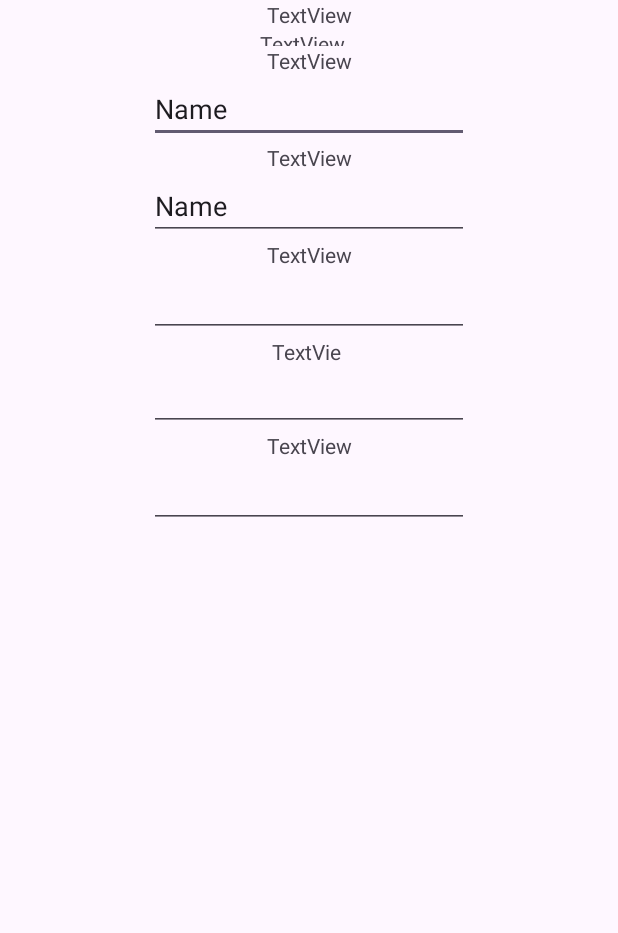
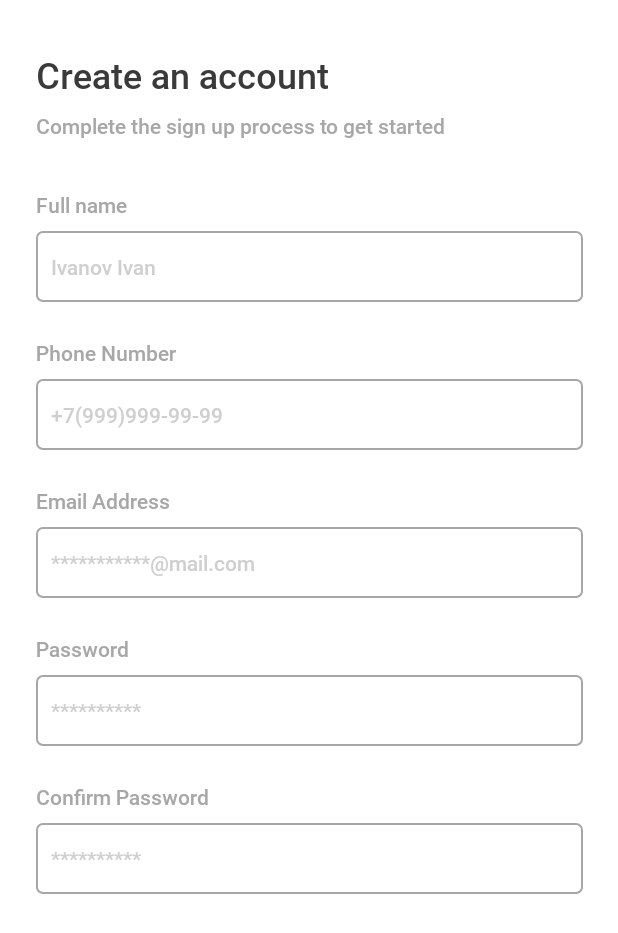
Before and after one commit to Jihiko4459/ExpressDem, an Android app: the SignUpActivity screen opened directly, with no data from a screen before it, on a phone screen of 412 x 824 dp. Shown: the top 933 px of the screen. Run offline under Robolectric (Android 15) with nearby library versions, the phone set to English and light mode, and no system bars.

Commit message:
sign up1

```diff
--- a/app/build.gradle.kts
+++ b/app/build.gradle.kts
@@ -38,7 +38,6 @@ android {
 dependencies {
 
     implementation ("com.github.bumptech.glide:glide:4.12.0")
-    implementation ("com.github.aabhasr1:OtpView:1.1.2")
     implementation ("com.squareup.okhttp3:logging-interceptor:3.9.0")
     implementation ("com.squareup.retrofit2:converter-gson:2.9.0")
     implementation ("com.squareup.retrofit2:retrofit:2.9.0")
--- a/app/src/main/java/com/example/rediexpress/MainActivity.kt
+++ b/app/src/main/java/com/example/rediexpress/MainActivity.kt
@@ -34,7 +34,7 @@ class MainActivity : AppCompatActivity() {
             override fun onFinish() {
 
                 if (skip==true){
-                    var intent= Intent(this@MainActivity, Holder::class.java)
+                    var intent= Intent(this@MainActivity, SignUpActivity::class.java)
                     startActivity(intent)
                 }else{
                     var intent= Intent(this@MainActivity, OnboardActivity::class.java)
--- /dev/null
+++ b/app/src/main/res/drawable/cb_checked.xml
@@ -0,0 +1,16 @@
+<vector xmlns:android="http://schemas.android.com/apk/res/android"
+    android:width="14dp"
+    android:height="14dp"
+    android:viewportWidth="14"
+    android:viewportHeight="14">
+  <path
+      android:pathData="M2,0L12,0A2,2 0,0 1,14 2L14,12A2,2 0,0 1,12 14L2,14A2,2 0,0 1,0 12L0,2A2,2 0,0 1,2 0z"
+      android:fillColor="#0560FA"/>
+  <path
+      android:pathData="M4.083,6.542L5.924,8.583L9.917,4.5"
+      android:strokeLineJoin="round"
+      android:strokeWidth="2"
+      android:fillColor="#00000000"
+      android:strokeColor="#ffffff"
+      android:strokeLineCap="round"/>
+</vector>
--- /dev/null
+++ b/app/src/main/res/drawable/cb_no_checked.xml
@@ -0,0 +1,11 @@
+<vector xmlns:android="http://schemas.android.com/apk/res/android"
+    android:width="14dp"
+    android:height="14dp"
+    android:viewportWidth="14"
+    android:viewportHeight="14">
+  <path
+      android:strokeWidth="1"
+      android:pathData="M2,0.5L12,0.5A1.5,1.5 0,0 1,13.5 2L13.5,12A1.5,1.5 0,0 1,12 13.5L2,13.5A1.5,1.5 0,0 1,0.5 12L0.5,2A1.5,1.5 0,0 1,2 0.5z"
+      android:fillColor="#00000000"
+      android:strokeColor="#006CEC"/>
+</vector>
--- /dev/null
+++ b/app/src/main/res/drawable/edittext_border.xml
@@ -0,0 +1,5 @@
+<?xml version="1.0" encoding="utf-8"?>
+<shape xmlns:android="http://schemas.android.com/apk/res/android">
+    <stroke android:width="1dp" android:color="@color/gray2"/>
+    <corners android:radius="4dp"/>
+</shape>
--- a/app/src/main/res/layout/activity_sign_up.xml
+++ b/app/src/main/res/layout/activity_sign_up.xml
@@ -1,26 +1,33 @@
 <?xml version="1.0" encoding="utf-8"?>
-<androidx.constraintlayout.widget.ConstraintLayout xmlns:android="http://schemas.android.com/apk/res/android"
+<ScrollView xmlns:android="http://schemas.android.com/apk/res/android"
     xmlns:app="http://schemas.android.com/apk/res-auto"
     xmlns:tools="http://schemas.android.com/tools"
     android:layout_width="match_parent"
     android:layout_height="match_parent"
+    android:background="@color/white"
     tools:context=".SignUpActivity">
-
+    <androidx.constraintlayout.widget.ConstraintLayout
+        android:layout_width="match_parent"
+        android:layout_height="wrap_content">
         <TextView
             android:id="@+id/textView8"
             android:layout_width="wrap_content"
             android:layout_height="wrap_content"
-        android:text="TextView"
-        app:layout_constraintEnd_toEndOf="parent"
+            android:text="Create an account"
+            style="@style/Header1"
+            android:layout_marginTop="33dp"
+            android:layout_marginStart="24dp"
             app:layout_constraintStart_toStartOf="parent"
             app:layout_constraintTop_toTopOf="parent" />
 
         <TextView
             android:id="@+id/textView9"
-        android:layout_width="66dp"
-        android:layout_height="11dp"
-        android:text="TextView"
-        app:layout_constraintEnd_toEndOf="parent"
+            android:layout_width="wrap_content"
+            android:layout_height="wrap_content"
+            android:text="Complete the sign up process to get started"
+            style="@style/Text1"
+            android:layout_marginTop="8dp"
+            android:layout_marginStart="24dp"
             app:layout_constraintStart_toStartOf="parent"
             app:layout_constraintTop_toBottomOf="@+id/textView8" />
 
@@ -28,18 +35,25 @@
             android:id="@+id/textView10"
             android:layout_width="wrap_content"
             android:layout_height="wrap_content"
-        android:text="TextView"
-        app:layout_constraintEnd_toEndOf="parent"
+            android:text="Full name"
+            style="@style/Text1"
+            android:layout_marginTop="33dp"
+            android:layout_marginStart="24dp"
             app:layout_constraintStart_toStartOf="parent"
             app:layout_constraintTop_toBottomOf="@+id/textView9" />
 
         <EditText
             android:id="@+id/editTextText"
-        android:layout_width="wrap_content"
+            android:layout_width="0dp"
             android:layout_height="wrap_content"
             android:ems="10"
             android:inputType="text"
-        android:text="Name"
+            android:hint="Ivanov Ivan"
+            android:background="@drawable/edittext_border"
+            style="@style/TextInET"
+            android:layout_marginTop="8dp"
+            android:layout_marginStart="24dp"
+            android:layout_marginEnd="23dp"
             app:layout_constraintEnd_toEndOf="parent"
             app:layout_constraintStart_toStartOf="parent"
             app:layout_constraintTop_toBottomOf="@+id/textView10" />
@@ -48,18 +62,25 @@
             android:id="@+id/textView11"
             android:layout_width="wrap_content"
             android:layout_height="wrap_content"
-        android:text="TextView"
-        app:layout_constraintEnd_toEndOf="parent"
+            android:text="Phone Number"
+            style="@style/Text1"
+            android:layout_marginTop="24dp"
+            android:layout_marginStart="24dp"
             app:layout_constraintStart_toStartOf="parent"
             app:layout_constraintTop_toBottomOf="@+id/editTextText" />
 
         <EditText
             android:id="@+id/editTextText2"
-        android:layout_width="wrap_content"
+            android:layout_width="0dp"
             android:layout_height="wrap_content"
             android:ems="10"
             android:inputType="text"
-        android:text="Name"
+            android:hint="+7(999)999-99-99"
+            android:background="@drawable/edittext_border"
+            style="@style/TextInET"
+            android:layout_marginTop="8dp"
+            android:layout_marginStart="24dp"
+            android:layout_marginEnd="23dp"
             app:layout_constraintEnd_toEndOf="parent"
             app:layout_constraintStart_toStartOf="parent"
             app:layout_constraintTop_toBottomOf="@+id/textView11" />
@@ -68,16 +89,24 @@
             android:id="@+id/textView12"
             android:layout_width="wrap_content"
             android:layout_height="wrap_content"
-        android:text="TextView"
-        app:layout_constraintEnd_toEndOf="parent"
+            android:text="Email Address"
+            style="@style/Text1"
+            android:layout_marginTop="24dp"
+            android:layout_marginStart="24dp"
             app:layout_constraintStart_toStartOf="parent"
             app:layout_constraintTop_toBottomOf="@+id/editTextText2" />
 
         <EditText
             android:id="@+id/editTextTextEmailAddress"
-        android:layout_width="wrap_content"
+            android:layout_width="0dp"
             android:layout_height="wrap_content"
             android:ems="10"
+            android:hint="***********@mail.com"
+            android:background="@drawable/edittext_border"
+            style="@style/TextInET"
+            android:layout_marginTop="8dp"
+            android:layout_marginStart="24dp"
+            android:layout_marginEnd="23dp"
             android:inputType="textEmailAddress"
             app:layout_constraintEnd_toEndOf="parent"
             app:layout_constraintStart_toStartOf="parent"
@@ -85,18 +114,26 @@
 
         <TextView
             android:id="@+id/textView13"
-        android:layout_width="50dp"
-        android:layout_height="17dp"
-        android:text="TextView"
-        app:layout_constraintEnd_toEndOf="parent"
+            android:layout_width="wrap_content"
+            android:layout_height="wrap_content"
+            android:text="Password"
+            style="@style/Text1"
+            android:layout_marginTop="24dp"
+            android:layout_marginStart="24dp"
             app:layout_constraintStart_toStartOf="parent"
             app:layout_constraintTop_toBottomOf="@+id/editTextTextEmailAddress" />
 
         <EditText
             android:id="@+id/editTextTextPassword"
-        android:layout_width="wrap_content"
+            android:layout_width="0dp"
             android:layout_height="wrap_content"
             android:ems="10"
+            android:hint="**********"
+            android:background="@drawable/edittext_border"
+            style="@style/TextInET"
+            android:layout_marginTop="8dp"
+            android:layout_marginStart="24dp"
+            android:layout_marginEnd="23dp"
             android:inputType="textPassword"
             app:layout_constraintEnd_toEndOf="parent"
             app:layout_constraintStart_toStartOf="parent"
@@ -106,18 +143,46 @@
             android:id="@+id/textView14"
             android:layout_width="wrap_content"
             android:layout_height="wrap_content"
-        android:text="TextView"
-        app:layout_constraintEnd_toEndOf="parent"
+            android:text="Confirm Password"
+            style="@style/Text1"
+            android:layout_marginTop="24dp"
+            android:layout_marginStart="24dp"
             app:layout_constraintStart_toStartOf="parent"
             app:layout_constraintTop_toBottomOf="@+id/editTextTextPassword" />
 
         <EditText
             android:id="@+id/editTextTextPassword3"
-        android:layout_width="wrap_content"
+            android:layout_width="0dp"
             android:layout_height="wrap_content"
             android:ems="10"
+            android:hint="**********"
+            android:background="@drawable/edittext_border"
+            style="@style/TextInET"
+            android:layout_marginTop="8dp"
+            android:layout_marginStart="24dp"
+            android:layout_marginEnd="23dp"
             android:inputType="textPassword"
             app:layout_constraintEnd_toEndOf="parent"
             app:layout_constraintStart_toStartOf="parent"
             app:layout_constraintTop_toBottomOf="@+id/textView14" />
+
+        <LinearLayout
+            android:layout_width="match_parent"
+            android:layout_height="match_parent"
+            android:layout_marginTop="37dp"
+            android:orientation="horizontal"
+            app:layout_constraintEnd_toEndOf="parent"
+            app:layout_constraintStart_toStartOf="parent"
+            app:layout_constraintTop_toBottomOf="parent">
+
+            <CheckBox
+                android:id="@+id/checkBox"
+                android:layout_width="wrap_content"
+                android:layout_height="wrap_content"
+                android:layout_weight="1"
+                android:text="CheckBox" />
+        </LinearLayout>
     </androidx.constraintlayout.widget.ConstraintLayout>
+
+
+</ScrollView>
--- a/app/src/main/res/values/text_styles.xml
+++ b/app/src/main/res/values/text_styles.xml
@@ -52,5 +52,16 @@
         <item name="fontFamily">@font/roboto_medium</item>
         <item name="android:textSize">14dp</item>
     </style>
+    <style name="TextInET">
+        <item name="android:textColorHint">@color/gray1</item>
+        <item name="android:paddingStart">10dp</item>
+        <item name="android:paddingEnd">10dp</item>
+        <item name="android:paddingTop">14dp</item>
+        <item name="android:paddingBottom">14dp</item>
+        <item name="fontFamily">@font/roboto_medium</item>
+        <item name="android:textSize">14dp</item>
+        <item name="android:textColor">@color/text1</item>
+    </style>
+
 
 </resources>
```
Lines whose indentation alone changed are shown as unchanged.
